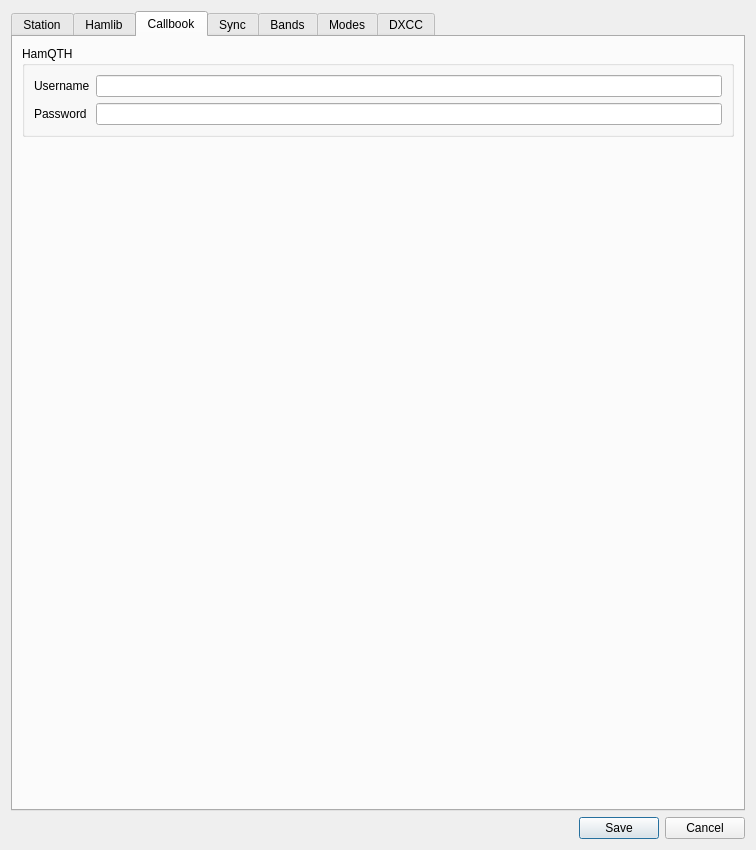
This is ui/SettingsDialog.ui in k5mcd/QLog as Qt 5 draws it before an edit. The edited form follows.
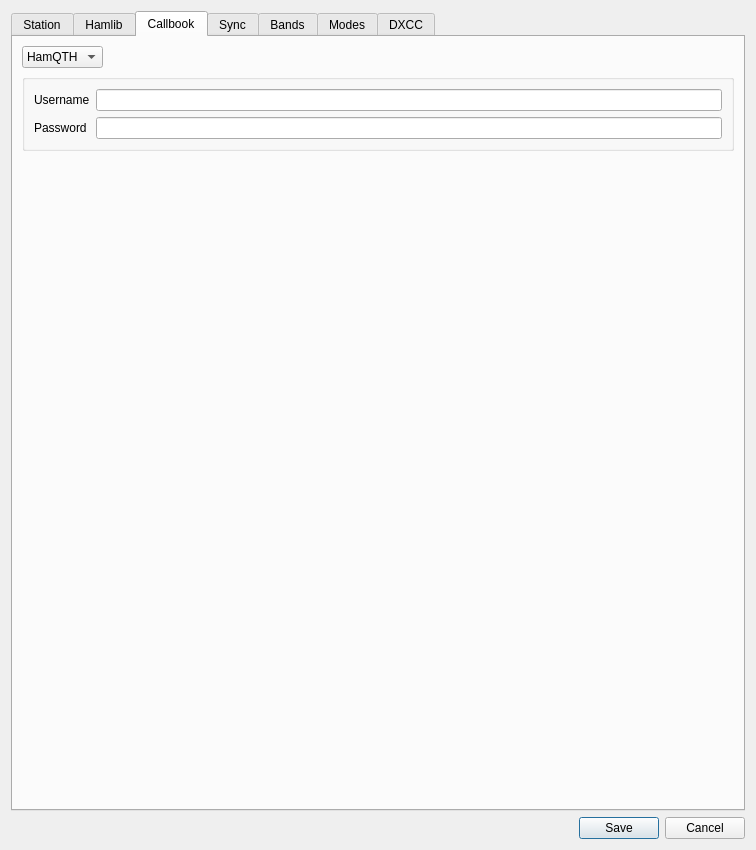
This is the edited form. The open tabs and pages were chosen to show the change. Icons and pictures are not drawn.

Commit message: QRZ: Modified Setting Dialog to adopte QRZ.com as a new Callbook

Diff of the .ui file:
```diff
--- a/ui/SettingsDialog.ui
+++ b/ui/SettingsDialog.ui
@@ -24,7 +24,7 @@
      </property>
     </widget>
    </item>
-   <item row="0" column="0">
+   <item row="1" column="0">
     <widget class="QTabWidget" name="tabWidget">
      <property name="currentIndex">
       <number>0</number>
@@ -870,10 +870,30 @@
        <string>Callbook</string>
       </attribute>
       <layout class="QVBoxLayout" name="verticalLayout">
+       <item>
+        <widget class="QComboBox" name="callbookCombo">
+         <property name="sizePolicy">
+          <sizepolicy hsizetype="Maximum" vsizetype="Fixed">
+           <horstretch>0</horstretch>
+           <verstretch>0</verstretch>
+          </sizepolicy>
+         </property>
+         <item>
+          <property name="text">
+           <string>HamQTH</string>
+          </property>
+         </item>
+         <item>
+          <property name="text">
+           <string>QRZ.com</string>
+          </property>
+         </item>
+        </widget>
+       </item>
        <item>
         <widget class="QGroupBox" name="groupBox">
          <property name="title">
-          <string>HamQTH</string>
+          <string/>
          </property>
          <layout class="QFormLayout" name="formLayout_3">
           <item row="0" column="0">
```
Left out of the diff: 15 changed lines with no effect on the pictures. The commit also changes 1 other file.
